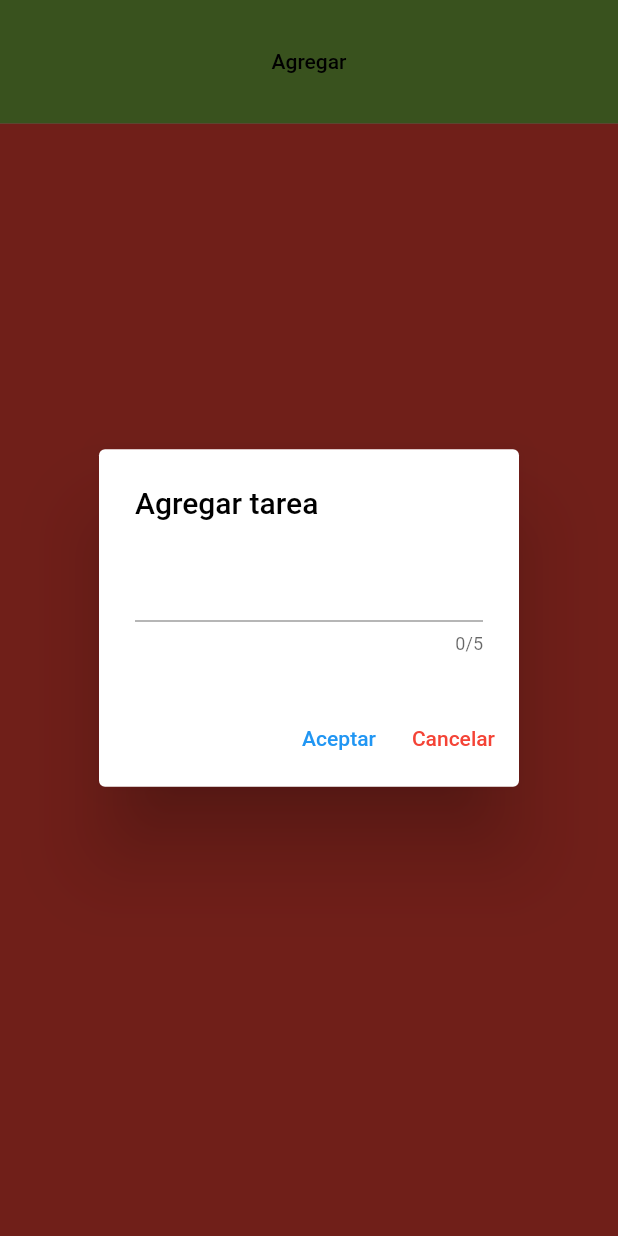
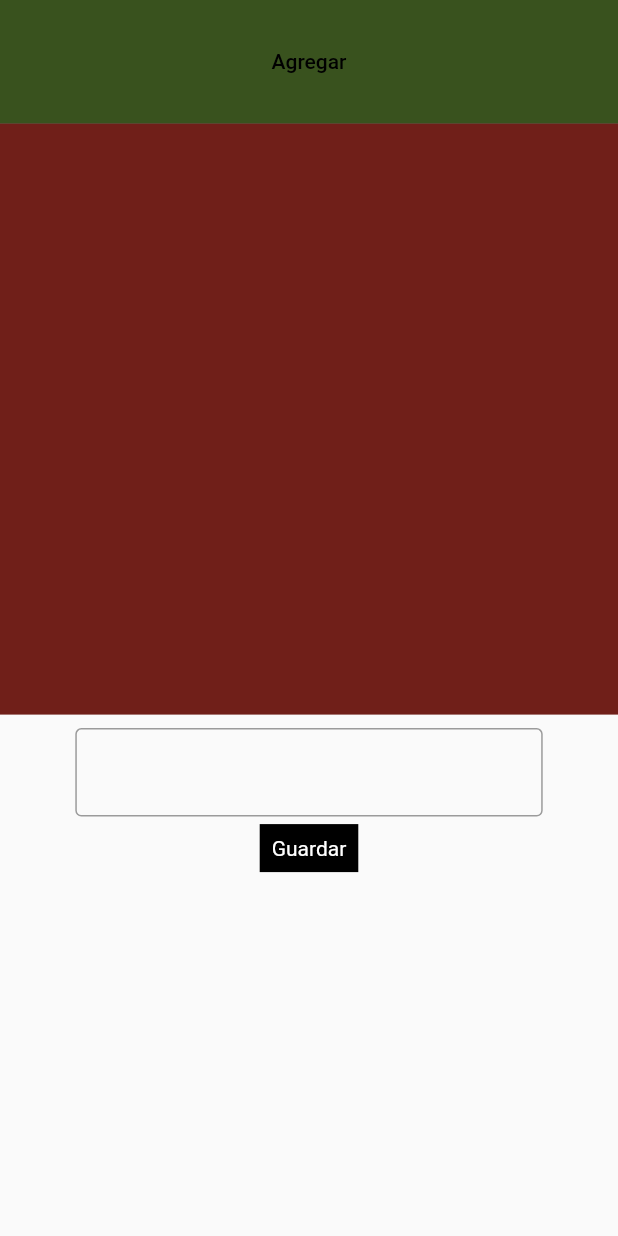
Before and after one commit to SergioK12/Sistema_CAE, a Flutter app: the TodoView screen opened directly, after a tap on "Agregar", on a phone screen of 412 x 824 dp. Run offline on Flutter 3.47's test engine with Material 2 defaults, Android fonts, the light colour scheme and no system bars; our stand-ins replace hive, hive_flutter, shared_preferences; accounts and stored records are empty.

Commit message:
Add form

```diff
--- a/lib/main.dart
+++ b/lib/main.dart
@@ -1,5 +1,6 @@
 
 import 'package:cae/modules/extras/models/task_model.dart';
+import 'package:cae/modules/extras/providers/add_task_provider.dart';
 import 'package:cae/modules/settings/language_provider.dart';
 import 'package:cae/modules/settings/setting_services.dart';
 import 'package:cae/modules/settings/theme_provider.dart';
@@ -40,6 +41,7 @@ class MyApp extends StatelessWidget {
     return MultiProvider(
         providers: [
           ChangeNotifierProvider(create: (_) => Mainprovider()),
+          ChangeNotifierProvider(create: (_) => AddTaskFormProvider())
         ],
         child: MaterialApp(
           title: 'Sistema CAE',
--- /dev/null
+++ b/lib/modules/extras/providers/add_task_provider.dart
@@ -0,0 +1,11 @@
+import 'package:flutter/material.dart';
+
+class AddTaskFormProvider extends ChangeNotifier {
+  GlobalKey<FormState> formkey = GlobalKey<FormState>();
+
+  String descripcion = "";
+  bool iscompleted = false;
+  String date = "";
+
+
+}
--- /dev/null
+++ b/lib/modules/extras/views/form_add_view.dart
@@ -0,0 +1,39 @@
+import 'package:flutter/material.dart';
+
+class FormAddTask extends StatelessWidget {
+  const FormAddTask({super.key});
+
+  @override
+  Widget build(BuildContext context) {
+    return Container(
+      padding: EdgeInsets.symmetric(
+          horizontal: MediaQuery.of(context).size.width * 0.1),
+      height: MediaQuery.of(context).size.height * 0.4,
+      margin: const EdgeInsets.all(9),
+      //color: Colors.grey,
+      child: Column(
+        children: [
+          const TextField(
+            style: TextStyle(color: Colors.black),
+            decoration: InputDecoration(
+                border: OutlineInputBorder(
+                    borderSide: BorderSide(color: Colors.blue))),
+          ),
+          InkWell(
+            child: Container(
+              margin: const EdgeInsets.all(5),
+              padding: const EdgeInsets.all(8),
+              decoration: const BoxDecoration(
+                color: Colors.black,
+              ),
+              child: const Text("Guardar"),
+            ),
+            onTap: () {
+              Navigator.pop(context);
+            },
+          )
+        ],
+      ),
+    );
+  }
+}
--- a/lib/modules/extras/views/todo_view.dart
+++ b/lib/modules/extras/views/todo_view.dart
@@ -1,5 +1,7 @@
 import 'package:cae/generated/l10n.dart';
 import 'package:cae/modules/extras/services/hive_service.dart';
+import 'package:cae/modules/extras/views/form_add_view.dart';
+import 'package:cae/modules/extras/views/test.dart';
 import 'package:cae/modules/settings/theme_provider.dart';
 import 'package:flutter/material.dart';
 import 'package:provider/provider.dart';
@@ -11,7 +13,7 @@ class TodoView extends StatelessWidget {
 
   @override
   Widget build(BuildContext context) {
-    final mystyle =  Provider.of<ThemeProvider>(context).temaactual;
+    final mystyle = Provider.of<ThemeProvider>(context).temaactual;
 
     final hive = HiveDB();
 
@@ -20,40 +22,34 @@ class TodoView extends StatelessWidget {
         child: Column(
           children: [
             Container(
-                color:
-                    Provider.of<ThemeProvider>(context).temaactual.primaryColorDark,
+              color: Provider.of<ThemeProvider>(context)
+                  .temaactual
+                  .primaryColorDark,
               width: double.infinity,
               height: MediaQuery.of(context).size.height * 0.10,
-                child:
-                    TextButton(onPressed: () {
-                      showDialog(
+              child: TextButton(
+                  onPressed: () {
+                   showModalBottomSheet(
               context: context,
-                  builder: (context) {
-                    return AlertDialog(
-                      title:  Text("Agregar tarea", style: mystyle.textTheme.titleSmall,),
-                      content: Column(
-                        mainAxisSize: MainAxisSize.min,
-                        children: const [
-                          TextField(
-                            maxLength: 5,
-                          )
-                        ],
+              isScrollControlled: true,
+              builder: (BuildContext context) {
+                return SingleChildScrollView(
+                  child: Container(
+                    padding: EdgeInsets.only(
+                    bottom: MediaQuery.of(context).viewInsets.bottom / 3,
                     ),
-                      actions: [
-                        TextButton(
-                            onPressed: () {
-                            },
-                            child: const Text("Aceptar")),
-                        TextButton(
-                            onPressed: () {
-                               Navigator.pop(context);
-                            }, child: const Text("Cancelar", style: TextStyle(color: Colors.red),),),
-                      ],
+                    child: const FormAddTask()
+                    ),
+
                 );
               },
             );
 
-                    }, child:  Text(S.current.Add.toString(), style: mystyle.textTheme.titleSmall,)),
+                  },
+                  child: Text(
+                    S.current.Add.toString(),
+                    style: mystyle.textTheme.titleSmall,
+                  )),
             ),
             Container(
               color: Colors.red,
@@ -85,8 +81,6 @@ class TodoView extends StatelessWidget {
           ],
         ),
       ),
-
-
     );
   }
 }
```
Also changed, not shown: lib/modules/extras/views/test.dart (added, +38 -0 lines). Lines whose indentation alone changed are shown as unchanged.
